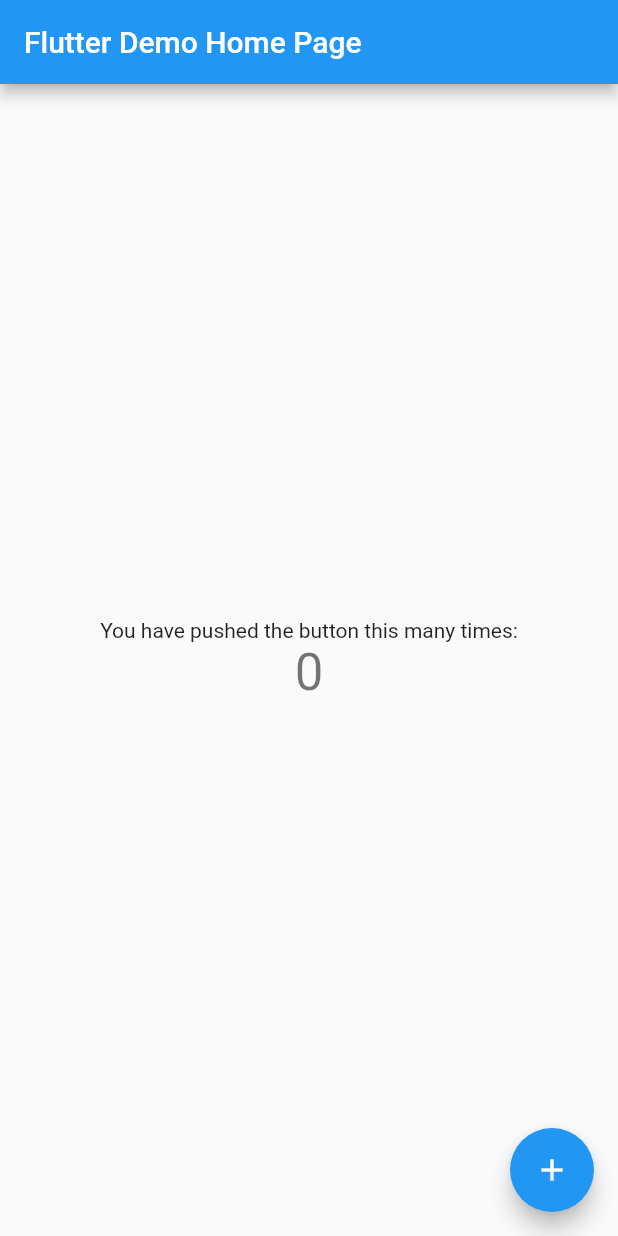
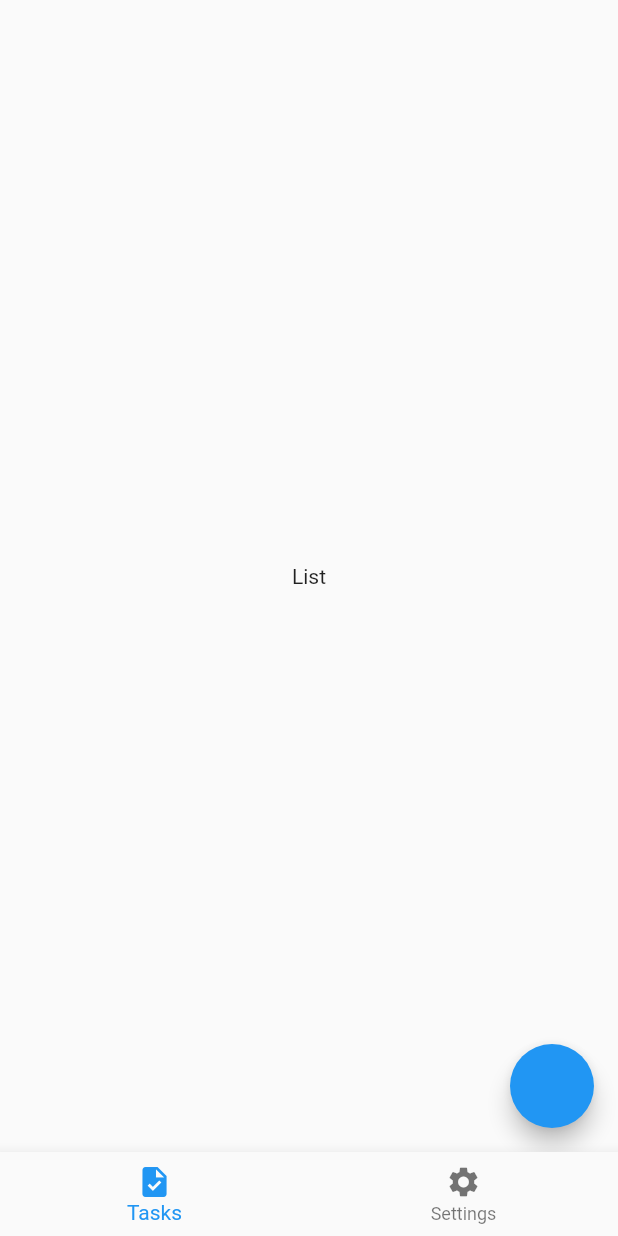
Before and after one commit to despiad/tasky, a Flutter app: the screen it shows after launch, on a phone screen of 412 x 824 dp. Run offline on Flutter 3.47's test engine with Material 2 defaults, Android fonts, the phone set to English and light mode, and no system bars; our stand-ins replace auto_route, drift, get_it; accounts and stored records are empty; generated files the repository leaves out were written again.

Commit message:
init pages

```diff
--- a/lib/app.dart
+++ b/lib/app.dart
@@ -1,63 +1,16 @@
 import 'package:flutter/material.dart';
+import 'package:tasky/presentation/router/app_router.gr.dart';
+import 'package:tasky/presentation/router/guards/edit_screen_guard.dart';
 
 class MyApp extends StatelessWidget {
-  const MyApp({Key? key}) : super(key: key);
+  MyApp({Key? key}) : super(key: key);
+  final _appRouter = AppRouter(editScreenGuard: EditScreenGuard());
 
   @override
   Widget build(BuildContext context) {
-    return MaterialApp(
-      title: 'Flutter Demo',
-      theme: ThemeData(
-        primarySwatch: Colors.blue,
-      ),
-      home: const MyHomePage(title: 'Flutter Demo Home Page'),
+    return MaterialApp.router(
+      routerDelegate: _appRouter.delegate(),
+      routeInformationParser: _appRouter.defaultRouteParser(),
     );
   }
 }
-
-class MyHomePage extends StatefulWidget {
-  const MyHomePage({Key? key, required this.title}) : super(key: key);
-
-  final String title;
-
-  @override
-  State<MyHomePage> createState() => _MyHomePageState();
-}
-
-class _MyHomePageState extends State<MyHomePage> {
-  int _counter = 0;
-
-  void _incrementCounter() {
-    setState(() {
-      _counter++;
-    });
-  }
-
-  @override
-  Widget build(BuildContext context) {
-    return Scaffold(
-      appBar: AppBar(
-        title: Text(widget.title),
-      ),
-      body: Center(
-        child: Column(
-          mainAxisAlignment: MainAxisAlignment.center,
-          children: <Widget>[
-            const Text(
-              'You have pushed the button this many times:',
-            ),
-            Text(
-              '$_counter',
-              style: Theme.of(context).textTheme.headline4,
-            ),
-          ],
-        ),
-      ),
-      floatingActionButton: FloatingActionButton(
-        onPressed: _incrementCounter,
-        tooltip: 'Increment',
-        child: const Icon(Icons.add),
-      ),
-    );
-  }
-}
--- a/lib/main.dart
+++ b/lib/main.dart
@@ -6,5 +6,5 @@
 void main() {
   WidgetsFlutterBinding.ensureInitialized();
   sl.setup();
-  runApp(const MyApp());
+  runApp(MyApp());
 }
--- /dev/null
+++ b/lib/presentation/home/home_screen.dart
@@ -0,0 +1,33 @@
+import 'package:auto_route/auto_route.dart';
+import 'package:flutter/material.dart';
+import 'package:tasky/presentation/router/app_router.gr.dart';
+
+class HomeScreen extends StatelessWidget {
+  const HomeScreen({Key? key}) : super(key: key);
+
+  @override
+  Widget build(BuildContext context) {
+    return AutoTabsScaffold(
+      routes: const [
+        TasksRouter(),
+        SettingsRouter(),
+      ],
+      bottomNavigationBuilder: (_, tabsRouter) {
+        return BottomNavigationBar(
+          currentIndex: tabsRouter.activeIndex,
+          onTap: tabsRouter.setActiveIndex,
+          items: const [
+            BottomNavigationBarItem(
+              icon: Icon(Icons.task),
+              label: 'Tasks',
+            ),
+            BottomNavigationBarItem(
+              icon: Icon(Icons.settings),
+              label: 'Settings',
+            ),
+          ],
+        );
+      },
+    );
+  }
+}
--- /dev/null
+++ b/lib/presentation/task_list/task_list_screen.dart
@@ -0,0 +1,21 @@
+import 'package:flutter/material.dart';
+import 'package:auto_route/auto_route.dart';
+import 'package:tasky/presentation/router/app_router.gr.dart';
+
+class TaskListScreen extends StatelessWidget {
+  const TaskListScreen({Key? key}) : super(key: key);
+
+  @override
+  Widget build(BuildContext context) {
+    return Scaffold(
+      floatingActionButton: FloatingActionButton(
+        onPressed: () {
+          context.router.push(Create());
+        },
+      ),
+      body: Center(
+        child: Text('List'),
+      ),
+    );
+  }
+}
```
Also changed, not shown: lib/presentation/create_task/create_task_screen.dart (added, +20 -0 lines), lib/presentation/router/app_router.dart (added, +52 -0 lines), lib/presentation/router/guards/edit_screen_guard.dart (added, +10 -0 lines), lib/presentation/settings/settings_screen.dart (added, +14 -0 lines), lib/presentation/task_details/task_details_screen.dart (added, +14 -0 lines), lib/presentation/router/app_router.gr.dart (added), 1 other file.
